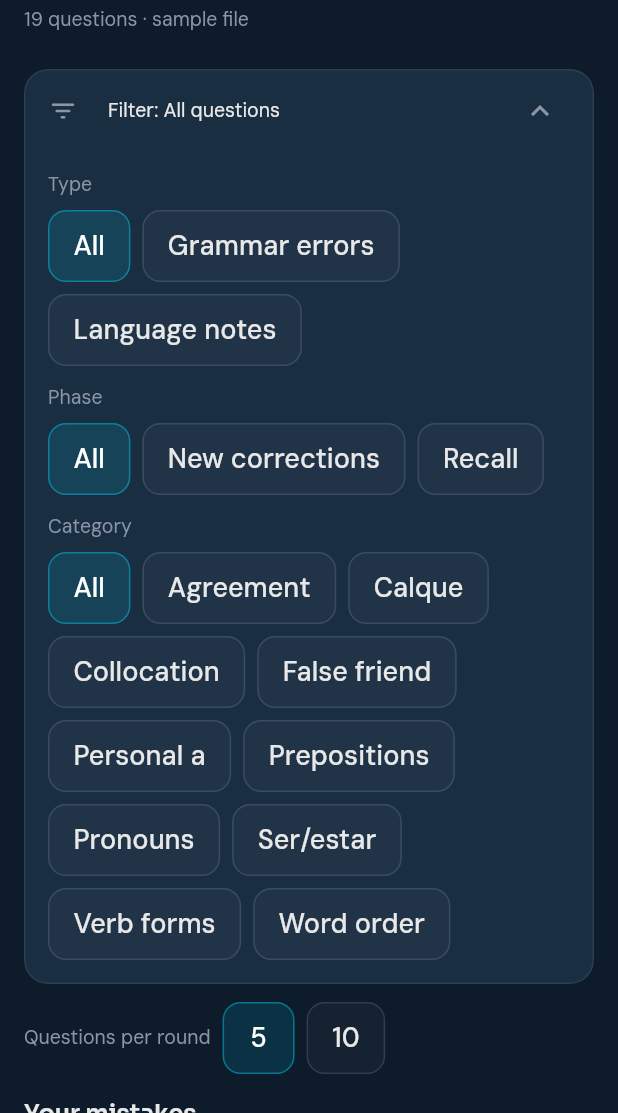
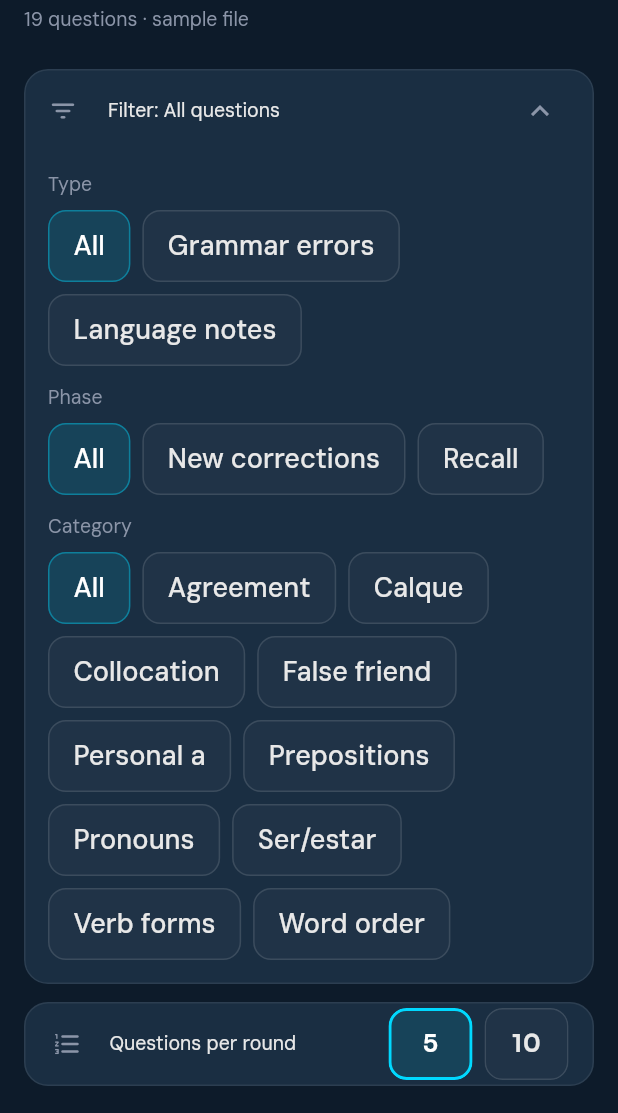
Before and after one commit to Thow76/spanish_companion_games, a Flutter app: the screen it shows after launch, after a tap on "Filter: All questions", on a phone screen of 412 x 824 dp, the part 123-1236 px from its top. Run offline on Flutter 3.47's test engine with Material 3 defaults, Android fonts, the phone set to English and light mode, and no system bars; our stand-ins replace flutter_svg.

Commit message:
U22: questions-per-round look (RoundSizeCard)
The 5/10 choice on home becomes a quiet card under the filter card: same
surface, border, radius and height (56), icon and label lined up with the
filter's, and two size buttons in the AnswerOption resting/selected looks.
With large text the buttons go under the label. Behaviour unchanged (B32).

New screenshots home_round-size-10_* and home_round-size-text-200_*.

Co-Authored-By: Claude Opus 5.5 <noreply@anthropic.com>
Claude-Session: https://claude.ai/code/session_013ZMUHguuufswE6YvpgvEu1

```diff
--- a/lib/screens/home_screen.dart
+++ b/lib/screens/home_screen.dart
@@ -23,7 +23,7 @@
 /// first 5 or 10 of its open questions, oldest first (`round_size.dart`);
 /// the card's count stays the total open. "Finish" on the end-of-round
 /// summary comes back here and reloads the questions, as Reload does. The
-/// choice is a stand-in row of WordChips until the UI task's U22.
+/// choice is a [RoundSizeCard] under the filter card (U22).
 ///
 /// The questions come from [HomeScreen.source]: the bundled sample file by
 /// default, or `questions.json` on Google Drive when the app is run with the
@@ -537,9 +537,8 @@ class _GameGroup extends StatelessWidget {
   }
 }
 
-/// Questions per round (B32): "Questions per round" and a 5 / 10 choice, the
-/// chosen one highlighted. WordChips as in the filter card; a stand-in
-/// until U22.
+/// Questions per round (B32): "Questions per round" and a 5 / 10 choice.
+/// Look from U22: the shared [RoundSizeCard].
 class RoundSizeChoice extends StatelessWidget {
   const RoundSizeChoice({
     super.key,
@@ -550,36 +549,17 @@ class RoundSizeChoice extends StatelessWidget {
   final RoundSize value;
   final ValueChanged<RoundSize> onChanged;
 
-  static const String label = 'Questions per round';
+  static const String label = RoundSizeCard.defaultLabel;
 
   @override
   Widget build(BuildContext context) {
-    final type = AppTypography.of(context);
-    return Semantics(
-      container: true,
-      label: label,
-      child: Wrap(
-        key: const ValueKey('home-round-size'),
-        crossAxisAlignment: WrapCrossAlignment.center,
-        spacing: AppSpacing.s8,
-        runSpacing: AppSpacing.s8,
-        children: [
-          ExcludeSemantics(child: Text(label, style: type.caption)),
-          for (final size in RoundSize.values)
-            // At least as wide as it is high, so "5" is a 48×48 target.
-            ConstrainedBox(
-              constraints: const BoxConstraints(minWidth: AppSizes.wordChip),
-              child: WordChip(
-                key: ValueKey('round-size-${size.count}'),
-                label: size.label,
-                state: size == value
-                    ? WordChipState.placed
-                    : WordChipState.toPlace,
-                onPressed: size == value ? null : () => onChanged(size),
-              ),
-            ),
-        ],
-      ),
+    return RoundSizeCard(
+      key: const ValueKey('home-round-size'),
+      sizes: [for (final size in RoundSize.values) size.count],
+      value: value.count,
+      onChanged: (n) =>
+          onChanged(RoundSize.values.firstWhere((s) => s.count == n)),
+      buttonKey: (n) => ValueKey('round-size-$n'),
     );
   }
 }
--- /dev/null
+++ b/lib/widgets/round_size_card.dart
@@ -0,0 +1,212 @@
+/// RoundSizeCard (U22): the home screen's "Questions per round" choice, 5 or
+/// 10 (behaviour from B32).
+///
+/// Proposed for the spec (section 6; the spec has no control for this), from
+/// existing patterns:
+/// - A quiet card that pairs with the filter card above it: `surface`, 1px
+///   `hairline`, radius 16, padding 16 at the sides and 3 above and below,
+///   so with 48-high buttons it is 56 high, the height of the shut filter
+///   card (44-high buttons and 5 in phone landscape).
+/// - Left: a muted 20px icon in a 24 box (the filter card has `filter_list_rounded`; this
+///   is `Icons.format_list_numbered_rounded`), 16 gap, then "Questions per
+///   round" in the filter card's title style (caption, `textSecondary`).
+/// - Right: one size button per choice, 8 apart. Each at least 56 wide and
+///   48 high (44 in phone landscape), radius 12, the number in the button
+///   label style. Resting: `fillNeutral`, 1px `stroke`, `textSecondary`.
+///   Chosen: accent 12% fill, 2px accent, `textPrimary` (the AnswerOption
+///   selected style, as U18 proposed). Spoken as "5 questions per round,
+///   selected".
+/// - With large text (200%) the buttons go under the label, so the label
+///   never breaks inside a word and nothing scrolls sideways at 320.
+library;
+
+import 'package:flutter/material.dart';
+
+import '../theme/app_colors.dart';
+import '../theme/app_layout.dart';
+import '../theme/app_motion.dart';
+import '../theme/app_spacing.dart';
+import '../theme/app_typography.dart';
+import '../theme/form_factor.dart';
+import 'focus_ring.dart';
+
+class RoundSizeCard extends StatelessWidget {
+  const RoundSizeCard({
+    super.key,
+    required this.sizes,
+    required this.value,
+    required this.onChanged,
+    this.label = defaultLabel,
+    this.buttonKey,
+  });
+
+  /// The choices, in order (5, 10).
+  final List<int> sizes;
+
+  /// The chosen size.
+  final int value;
+  final ValueChanged<int> onChanged;
+  final String label;
+
+  /// Key for each size button (tests tap them by key).
+  final Key Function(int size)? buttonKey;
+
+  static const String defaultLabel = 'Questions per round';
+
+  /// Spoken label of a size button: "5 questions per round".
+  static String sizeSemantics(int n) => '$n questions per round';
+
+  /// Smallest width of a size button, so "5" is not a narrow sliver.
+  static const double buttonMinWidth = 56;
+
+  @override
+  Widget build(BuildContext context) {
+    final type = AppTypography.of(context);
+    final landscape = FormFactor.of(context) == FormFactor.phoneLandscape;
+    final large = AppLayout.isLargeText(context);
+    final buttonHeight = landscape ? AppSizes.minTarget : AppSizes.phoneTarget;
+    // Card height = its 1px borders + button height + this above and
+    // below = 56, the height of the shut filter card.
+    final vertical =
+        (AppSizes.optionPhone - 2 * AppStroke.resting - buttonHeight) / 2;
+
+    final title = Row(
+      children: [
+        // In a 24-wide box, as the filter card's icon is, so the two
+        // labels line up.
+        const SizedBox(
+          width: AppSizes.glyph,
+          child: Icon(
+            Icons.format_list_numbered_rounded,
+            size: AppSizes.iconSmall,
+            color: AppColors.textMuted,
+          ),
+        ),
+        const SizedBox(width: AppSpacing.s16),
+        Flexible(
+          child: Semantics(
+            header: true,
+            child: Text(
+              label,
+              style: type.caption.copyWith(color: AppColors.textSecondary),
+            ),
+          ),
+        ),
+      ],
+    );
+
+    final buttons = Wrap(
+      spacing: AppSpacing.s8,
+      runSpacing: AppSpacing.s8,
+      children: [
+        for (final n in sizes)
+          _SizeButton(
+            key: buttonKey?.call(n),
+            size: n,
+            chosen: n == value,
+            height: buttonHeight,
+            onPressed: n == value ? null : () => onChanged(n),
+          ),
+      ],
+    );
+
+    return Container(
+      padding: EdgeInsets.symmetric(
+        horizontal: AppSpacing.s16,
+        vertical: large ? AppSpacing.s12 : vertical,
+      ),
+      decoration: BoxDecoration(
+        color: AppColors.surface,
+        borderRadius: AppRadius.cardAll,
+        border: Border.all(color: AppColors.hairline),
+      ),
+      child: large
+          ? Column(
+              crossAxisAlignment: CrossAxisAlignment.start,
+              mainAxisSize: MainAxisSize.min,
+              children: [
+                title,
+                const SizedBox(height: AppSpacing.s12),
+                buttons,
+              ],
+            )
+          : Row(
+              children: [
+                Expanded(child: title),
+                const SizedBox(width: AppSpacing.s12),
+                buttons,
+              ],
+            ),
+    );
+  }
+}
+
+/// One size button: the number, resting or chosen (AnswerOption's resting
+/// and selected looks). The chosen one does nothing when tapped.
+class _SizeButton extends StatelessWidget {
+  const _SizeButton({
+    super.key,
+    required this.size,
+    required this.chosen,
+    required this.height,
+    required this.onPressed,
+  });
+
+  final int size;
+  final bool chosen;
+  final double height;
+  final VoidCallback? onPressed;
+
+  @override
+  Widget build(BuildContext context) {
+    final type = AppTypography.of(context);
+    return FocusRing(
+      radius: AppRadius.control,
+      child: Semantics(
+        button: true,
+        selected: chosen,
+        label: RoundSizeCard.sizeSemantics(size),
+        excludeSemantics: true,
+        onTap: onPressed,
+        // The border is drawn by the shape, not as padding, so the button
+        // keeps its size when its border goes from 1px to 2px.
+        child: Material(
+          color: chosen ? AppColors.accent12 : AppColors.fillNeutral,
+          animationDuration: AppMotion.duration(context),
+          shape: RoundedRectangleBorder(
+            borderRadius: AppRadius.controlAll,
+            side: BorderSide(
+              color: chosen ? AppColors.accent : AppColors.stroke,
+              width: chosen ? AppStroke.strong : AppStroke.resting,
+            ),
+          ),
+          clipBehavior: Clip.antiAlias,
+          child: InkWell(
+            onTap: onPressed,
+            child: ConstrainedBox(
+              constraints: BoxConstraints(
+                minWidth: RoundSizeCard.buttonMinWidth,
+                minHeight: height,
+              ),
+              child: Padding(
+                padding: const EdgeInsets.symmetric(horizontal: AppSpacing.s16),
+                child: Center(
+                  widthFactor: 1,
+                  heightFactor: 1,
+                  child: Text(
+                    '$size',
+                    style: type.button.copyWith(
+                      color: chosen
+                          ? AppColors.textPrimary
+                          : AppColors.textSecondary,
+                    ),
+                  ),
+                ),
+              ),
+            ),
+          ),
+        ),
+      ),
+    );
+  }
+}
--- a/lib/widgets/widgets.dart
+++ b/lib/widgets/widgets.dart
@@ -20,6 +20,7 @@ export 'phase_heading.dart';
 export 'primary_button.dart';
 export 'prompt_card.dart';
 export 'result_toast.dart';
+export 'round_size_card.dart';
 export 'screen_frames.dart';
 export 'sentence_text.dart';
 export 'spot_error_choice.dart';
```
Also changed, not shown: 2 other files.
